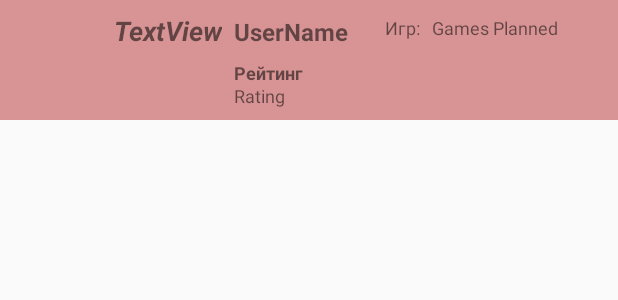
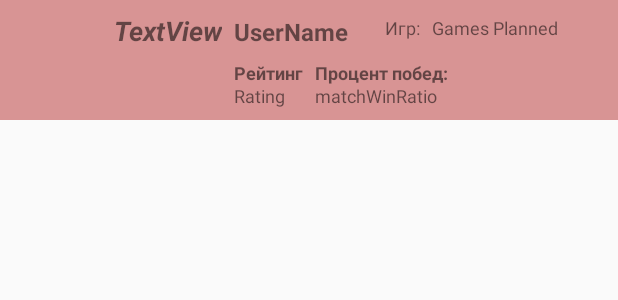
Before and after one commit to Konanov/PongManiaAndroid, an Android app: the layout player_row.xml on its own in the app's theme, with its tools: preview values and no code run, on a phone screen of 412 x 824 dp. Shown: the top 300 px of the screen. Run offline under Robolectric (Android 15) with nearby library versions, the phone set to English and light mode, and no system bars; network calls fail; Roboto replaces fonts that are not available here.

Commit message:
- matchWinRation to be applied

```diff
--- a/app/src/main/java/com/pongmania/konanov/adapter/PlayerMainAdapter.kt
+++ b/app/src/main/java/com/pongmania/konanov/adapter/PlayerMainAdapter.kt
@@ -30,6 +30,8 @@ class PlayerMainAdapter(private val players: ArrayList<Player>) :
     lateinit var playerPosition: TextView
     @BindView(R.id.gamesPlayed)
     lateinit var playerGamesPlayed: TextView
+    @BindView(R.id.matchWinRatio)
+    lateinit var matchWinRatio: TextView
 
     private lateinit var playerLayout: View
 
@@ -48,6 +50,7 @@ class PlayerMainAdapter(private val players: ArrayList<Player>) :
     private fun setPlayerProperties(position: Int) {
         val player = players[position]
         val playerName = "${player.credentials.firstName} ${player.credentials.lastName}"
+        val winRatio = player.matchWinRatio.toPlainString()
         val picasso = Picasso.get()
         val leaguePosition = "${position + 1}."
         picasso.isLoggingEnabled = true
@@ -55,6 +58,7 @@ class PlayerMainAdapter(private val players: ArrayList<Player>) :
         playerGamesPlayed.text = player.playedGamesCount.toString()
         userName.text = playerName
         ratingTitle.text = playerLayout.context.getString(R.string.rating)
+        matchWinRatio.text = "$winRatio%"
         rating.text = player.latestRating.rating
         playerPosition.text = leaguePosition
     }
--- a/app/src/main/java/com/pongmania/konanov/model/Player.kt
+++ b/app/src/main/java/com/pongmania/konanov/model/Player.kt
@@ -1,6 +1,7 @@
 package com.pongmania.konanov.model
 
 import java.io.Serializable
+import java.math.BigDecimal
 
 data class Player(val id: String,
                   val credentials: Credentials,
@@ -11,6 +12,7 @@ data class Player(val id: String,
     val games: Collection<Game> = ArrayList()
     val playedGamesCount: Long = 0
     val plannedGamesCount: Long = 0
+    val matchWinRatio: BigDecimal = BigDecimal(0)
 
     data class Credentials(val email: String,
                            val firstName: String? = null,
--- a/app/src/main/res/layout/player_row.xml
+++ b/app/src/main/res/layout/player_row.xml
@@ -102,4 +102,30 @@
         app:layout_constraintEnd_toEndOf="parent"
         app:layout_constraintHorizontal_bias="0.0"
         app:layout_constraintStart_toEndOf="@+id/gamesPlayedTitle" />
+
+    <TextView
+        android:id="@+id/matchWinRatioTitle"
+        android:layout_width="wrap_content"
+        android:layout_height="wrap_content"
+        android:layout_marginEnd="8dp"
+        android:layout_marginStart="8dp"
+        android:text="Процент побед:"
+        android:textSize="12sp"
+        android:textStyle="bold"
+        app:layout_constraintBaseline_toBaselineOf="@+id/rating_title"
+        app:layout_constraintEnd_toEndOf="parent"
+        app:layout_constraintHorizontal_bias="0.0"
+        app:layout_constraintStart_toEndOf="@+id/rating_title" />
+
+    <TextView
+        android:id="@+id/matchWinRatio"
+        android:layout_width="wrap_content"
+        android:layout_height="wrap_content"
+        android:layout_marginEnd="8dp"
+        android:text="matchWinRatio"
+        android:textSize="12sp"
+        app:layout_constraintBaseline_toBaselineOf="@+id/rating"
+        app:layout_constraintEnd_toEndOf="parent"
+        app:layout_constraintHorizontal_bias="0.0"
+        app:layout_constraintStart_toStartOf="@+id/matchWinRatioTitle" />
 </android.support.constraint.ConstraintLayout>
```
